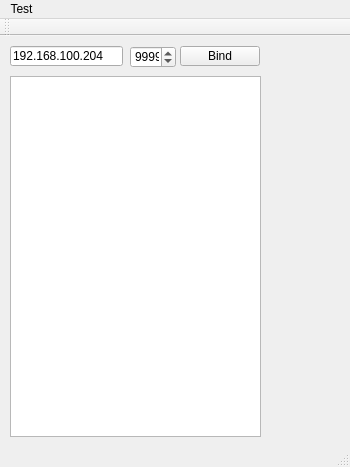
Above: WTCFullNodeServer/mainwindow.ui from fenixnix/Causation-Chain before the change. Below: the same form after it.
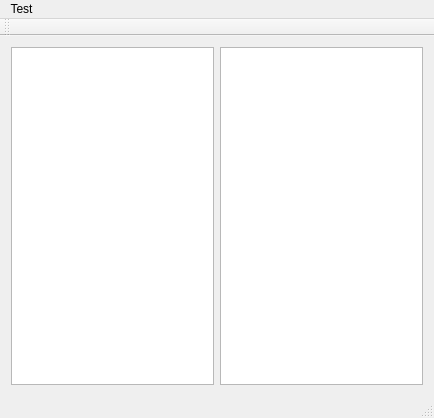
That is the form after the change.

Commit message: P2P Server BugFix

The edit to the form file:
```diff
--- a/WTCFullNodeServer/mainwindow.ui
+++ b/WTCFullNodeServer/mainwindow.ui
@@ -6,74 +6,30 @@
    <rect>
     <x>0</x>
     <y>0</y>
-    <width>350</width>
-    <height>467</height>
+    <width>434</width>
+    <height>418</height>
    </rect>
   </property>
   <property name="windowTitle">
    <string>MainWindow</string>
   </property>
   <widget class="QWidget" name="centralWidget">
-   <widget class="QListWidget" name="listWidgetMainNetwork">
-    <property name="geometry">
-     <rect>
-      <x>10</x>
-      <y>40</y>
-      <width>251</width>
-      <height>361</height>
-     </rect>
-    </property>
-   </widget>
-   <widget class="QLineEdit" name="lineEdit_ServerIP">
-    <property name="geometry">
-     <rect>
-      <x>10</x>
-      <y>10</y>
-      <width>113</width>
-      <height>20</height>
-     </rect>
-    </property>
-    <property name="text">
-     <string>192.168.100.204</string>
-    </property>
-   </widget>
-   <widget class="QPushButton" name="bindBtn">
-    <property name="geometry">
-     <rect>
-      <x>180</x>
-      <y>10</y>
-      <width>80</width>
-      <height>20</height>
-     </rect>
-    </property>
-    <property name="text">
-     <string>Bind</string>
-    </property>
-   </widget>
-   <widget class="QSpinBox" name="spinBox_serverPort">
-    <property name="geometry">
-     <rect>
-      <x>130</x>
-      <y>10</y>
-      <width>46</width>
-      <height>22</height>
-     </rect>
-    </property>
-    <property name="maximum">
-     <number>65535</number>
-    </property>
-    <property name="value">
-     <number>9999</number>
-    </property>
-   </widget>
+   <layout class="QHBoxLayout" name="horizontalLayout">
+    <item>
+     <widget class="QListWidget" name="listWidgetMainNetwork"/>
+    </item>
+    <item>
+     <widget class="QPlainTextEdit" name="plainTextEdit"/>
+    </item>
+   </layout>
   </widget>
   <widget class="QMenuBar" name="menuBar">
    <property name="geometry">
     <rect>
      <x>0</x>
      <y>0</y>
-     <width>350</width>
-     <height>17</height>
+     <width>434</width>
+     <height>22</height>
     </rect>
    </property>
    <widget class="QMenu" name="menuTest">
```
Left out of the diff: 8 changed lines with no effect on the pictures. The commit also changes 9 other files.
